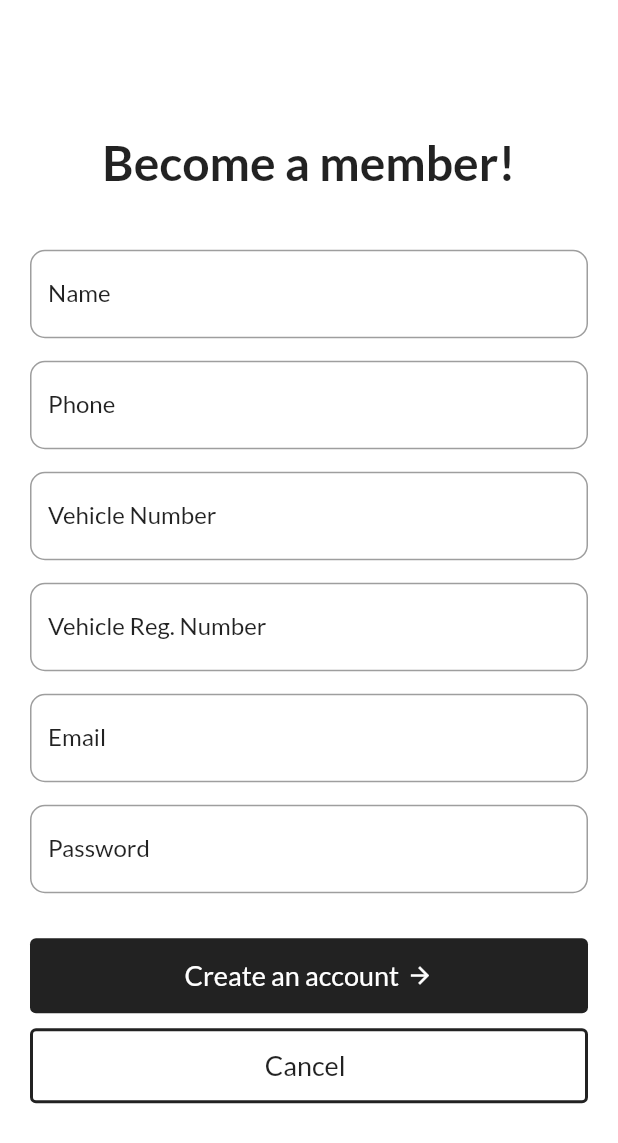
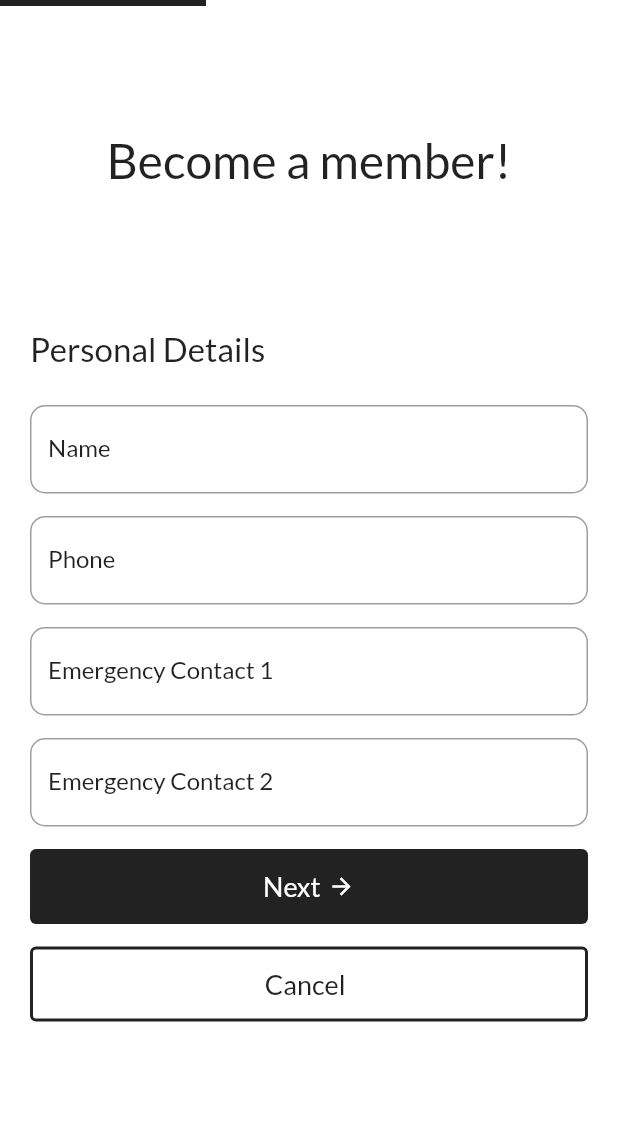
Before and after one commit to paritosh-jha/ssm-hex-view-app, a Flutter app: the SignUpScreen screen opened directly, on a phone screen of 412 x 824 dp. Shown: the top 1143 px of the screen. Run offline on Flutter 3.47's test engine with Material 2 defaults, Android fonts, the phone set to English and light mode, and no system bars; our stand-ins replace cloud_firestore, firebase_auth, firebase_core, firebase_database, firebase_messaging, font_awesome_flutter and 2 more; missing offline and left inert: maps_launcher; accounts and stored records are empty.

Commit message:
Refactored and redesigned SignUp Process

```diff
--- a/lib/screens/auth/sign_up_screen.dart
+++ b/lib/screens/auth/sign_up_screen.dart
@@ -1,7 +1,9 @@
 import 'package:firebase_auth/firebase_auth.dart';
 import 'package:flutter/material.dart';
 import 'package:hex_view/firebase/auth_methods.dart';
-import 'package:hex_view/screens/auth/widgets/signup_form.dart';
+import 'package:hex_view/screens/auth/widgets/personal_details_form.dart';
+import 'package:hex_view/screens/auth/widgets/signup_credentials_form.dart';
+import 'package:hex_view/screens/auth/widgets/vehicle_details_form.dart';
 
 final _firebase = FirebaseAuth.instance;
 
@@ -15,7 +17,18 @@ class SignUpScreen extends StatefulWidget {
 class _SignUpScreenState extends State<SignUpScreen> {
   // ignore: unused_field
   bool _loading = false;
+  String enteredName = '';
+  String enteredPhone = '';
+  String enteredVehicleNum = '';
+  String enteredVehicleRegNum = '';
+  String enteredEmergencyContact1 = '';
+  String enteredEmergencyContact2 = '';
+  String enteredEmail = '';
+  String enteredPassword = '';
   late UserCredential userCredentials;
+
+  int _currentPage = 0;
+  final PageController _pageController = PageController();
 
   void _signUpHandler(
     String name,
@@ -45,20 +58,91 @@ class _SignUpScreenState extends State<SignUpScreen> {
     setState(() {
       _loading = false;
     });
-    print(res);
+    // print(res);
+  }
+
+  getPersonalDetails({
+    required String name,
+    required String phone,
+    required String emergencyContact1,
+    required String emergencyContact2,
+  }) {
+    enteredName = name;
+    enteredPhone = phone;
+    enteredEmergencyContact1 = enteredEmergencyContact1;
+    enteredEmergencyContact2 = enteredEmergencyContact2;
+  }
+
+  getVehicleDetails({required String vehicleNum}) {
+    //will replace single vehicle_num with list of vehicle numbers
+    enteredVehicleNum = vehicleNum;
+  }
+
+  getSignUpCredentials({
+    required String email,
+    required String password,
+  }) {
+    enteredEmail = email;
+    enteredPassword = password;
+  }
+
+  @override
+  void dispose() {
+    // TODO: implement dispose
+    super.dispose();
+    _pageController.dispose();
   }
 
   @override
   Widget build(BuildContext context) {
     return Scaffold(
       body: SafeArea(
-        child: Center(
-          child: SingleChildScrollView(
-            padding: const EdgeInsets.symmetric(horizontal: 20),
-            child: SignUpForm(
-              signUpHandler: _signUpHandler,
+        child: Column(
+          mainAxisAlignment: MainAxisAlignment.center,
+          children: [
+            LinearProgressIndicator(
+              backgroundColor: Colors.transparent,
+              value: (_currentPage + 1) / 3,
+              color: Colors.black87,
             ),
-          ),
+            const Expanded(
+              flex: 2,
+              child: Center(
+                child: Text(
+                  'Become a member!',
+                  style: TextStyle(
+                    fontSize: 32,
+                  ),
+                ),
+              ),
+            ),
+            Expanded(
+              flex: 6,
+              child: PageView(
+                onPageChanged: (index) {
+                  setState(() {
+                    _currentPage = index;
+                  });
+                },
+                controller: _pageController,
+                // physics: const NeverScrollableScrollPhysics(),
+                children: [
+                  PersonalDetailsForm(
+                    pageController: _pageController,
+                    getPersonalDetails: getPersonalDetails,
+                  ),
+                  VehicleDetailsForm(
+                    pageController: _pageController,
+                    getVehicleDetails: getVehicleDetails,
+                  ),
+                  SignUpCredentialsForm(
+                    pageController: _pageController,
+                    getSignUpCredentials: getSignUpCredentials,
+                  ),
+                ],
+              ),
+            ),
+          ],
         ),
       ),
     );
--- /dev/null
+++ b/lib/screens/auth/widgets/personal_details_form.dart
@@ -0,0 +1,174 @@
+import 'package:flutter/material.dart';
+import 'package:hex_view/shared/widgets/custom_button.dart';
+
+class PersonalDetailsForm extends StatefulWidget {
+  final Function({
+    required String name,
+    required String phone,
+    required String emergencyContact1,
+    required String emergencyContact2,
+  }) getPersonalDetails;
+  final PageController pageController;
+  const PersonalDetailsForm(
+      {super.key,
+      required this.pageController,
+      required this.getPersonalDetails});
+
+  @override
+  State<PersonalDetailsForm> createState() => _PersonalDetailsFormState();
+}
+
+class _PersonalDetailsFormState extends State<PersonalDetailsForm> {
+  final _formKey = GlobalKey<FormState>();
+  String enteredName = '';
+  String enteredPhone = '';
+  String enteredEmergencyContact1 = '';
+  String enteredEmergencyContact2 = '';
+
+  _onSubmit() {
+    final isValid = _formKey.currentState!.validate();
+
+    if (!isValid) {
+      return null;
+    }
+    _formKey.currentState!.save();
+
+    widget.pageController.nextPage(
+      duration: const Duration(milliseconds: 600),
+      curve: Curves.easeInOut,
+    );
+
+    widget.getPersonalDetails(
+      name: enteredName,
+      phone: enteredPhone,
+      emergencyContact1: enteredEmergencyContact1,
+      emergencyContact2: enteredEmergencyContact1,
+    );
+  }
+
+  @override
+  Widget build(BuildContext context) {
+    return Padding(
+      padding: const EdgeInsets.symmetric(horizontal: 20, vertical: 10),
+      child: SingleChildScrollView(
+        child: Form(
+          key: _formKey,
+          child: Column(
+            mainAxisAlignment: MainAxisAlignment.end,
+            children: [
+              const SizedBox(
+                width: double.infinity,
+                child: Text(
+                  "Personal Details",
+                  style: TextStyle(fontSize: 22),
+                  textAlign: TextAlign.start,
+                ),
+              ),
+              const SizedBox(
+                height: 25,
+              ),
+              TextFormField(
+                decoration: const InputDecoration(
+                  label: Text('Name'),
+                  hintText: 'Enter your name',
+                ),
+                validator: (value) {
+                  if (value == null || value.trim().isEmpty) {
+                    return 'Please enter a valid name';
+                  }
+                  return null;
+                },
+                onSaved: (value) {
+                  enteredName = value!;
+                },
+              ),
+              const SizedBox(
+                height: 15,
+              ),
+              TextFormField(
+                decoration: const InputDecoration(
+                  label: Text('Phone'),
+                  hintText: 'Enter your phone number',
+                ),
+                validator: (value) {
+                  if (value == null ||
+                      value.trim().isEmpty ||
+                      value.length < 10 ||
+                      value.length > 10) {
+                    return 'Please enter a valid number';
+                  }
+                  return null;
+                },
+                onSaved: (value) {
+                  enteredPhone = value!;
+                },
+              ),
+              const SizedBox(
+                height: 15,
+              ),
+              TextFormField(
+                decoration: const InputDecoration(
+                  labelText: 'Emergency Contact 1',
+                ),
+                autocorrect: false,
+                validator: (value) {
+                  if (value == null ||
+                      value.trim().isEmpty ||
+                      value.length < 10 ||
+                      value.length > 10) {
+                    return 'Please enter a valid number';
+                  }
+                  return null;
+                },
+                onSaved: (value) {
+                  enteredEmergencyContact1 = value!;
+                },
+              ),
+              const SizedBox(
+                height: 15,
+              ),
+              TextFormField(
+                decoration: const InputDecoration(
+                  labelText: 'Emergency Contact 2',
+                ),
+                autocorrect: false,
+                validator: (value) {
+                  if (value == null ||
+                      value.trim().isEmpty ||
+                      value.length < 10 ||
+                      value.length > 10) {
+                    return 'Please enter a valid number';
+                  }
+                  return null;
+                },
+                onSaved: (value) {
+                  enteredEmergencyContact2 = value!;
+                },
+              ),
+              const SizedBox(
+                height: 15,
+              ),
+              CustomTextIconButton(
+                label: 'Next',
+                icon: const Icon(Icons.arrow_forward_outlined),
+                onpressed: _onSubmit,
+                outlined: false,
+                iconColor: Colors.white,
+              ),
+              const SizedBox(
+                height: 15,
+              ),
+              CustomOutlinedTextButton(
+                label: 'Cancel',
+                onpressed: () {
+                  Navigator.pop(context);
+                },
+                outlined: true,
+              ),
+            ],
+          ),
+        ),
+      ),
+    );
+  }
+}
--- a/lib/screens/auth/widgets/signup_form.dart
+++ /dev/null
@@ -1,202 +0,0 @@
-import 'package:flutter/material.dart';
-import 'package:hex_view/shared/widgets/custom_button.dart';
-
-class SignUpForm extends StatefulWidget {
-  const SignUpForm({
-    super.key,
-    required this.signUpHandler,
-  });
-  final Function(String, String, String, String, String, String, String, String)
-      signUpHandler;
-
-  @override
-  State<SignUpForm> createState() => _SignUpFormState();
-}
-
-class _SignUpFormState extends State<SignUpForm> {
-  String enteredName = '';
-  String enteredPhone = '';
-  String enteredVehicleNum = '';
-  String enteredVehicleRegNum = '';
-  String enteredEmergencyContact1 = '';
-  String enteredEmergencyContact2 = '';
-  String enteredEmail = '';
-  String enteredPassword = '';
-
-  final _formKey = GlobalKey<FormState>();
-
-  _onSubmit() async {
-    final isValid = _formKey.currentState!.validate();
-
-    if (!isValid) {
-      return null;
-    }
-    _formKey.currentState!.save();
-
-    widget.signUpHandler(
-      enteredName,
-      enteredPhone,
-      enteredEmail,
-      enteredPassword,
-      enteredVehicleNum,
-      enteredVehicleRegNum,
-      enteredEmergencyContact1,
-      enteredEmergencyContact2,
-    );
-  }
-
-  @override
-  Widget build(BuildContext context) {
-    return Column(
-      children: [
-        const Text(
-          'Become a member!',
-          style: TextStyle(
-            fontSize: 32,
-            fontWeight: FontWeight.bold,
-          ),
-        ),
-        const SizedBox(
-          height: 40,
-        ),
-        Form(
-          key: _formKey,
-          child: Column(
-            children: [
-              TextFormField(
-                decoration: const InputDecoration(
-                  label: Text('Name'),
-                  hintText: 'Enter your name',
-                ),
-                validator: (value) {
-                  if (value == null || value.trim().isEmpty) {
-                    return 'Please enter a valid name';
-                  }
-                  return null;
-                },
-                onSaved: (value) {
-                  enteredName = value!;
-                },
-              ),
-              const SizedBox(
-                height: 15,
-              ),
-              TextFormField(
-                decoration: const InputDecoration(
-                  label: Text('Phone'),
-                  hintText: 'Enter your phone number',
-                ),
-                validator: (value) {
-                  if (value == null ||
-                      value.trim().isEmpty ||
-                      value.length < 10 ||
-                      value.length > 10) {
-                    return 'Please enter a valid number';
-                  }
-                  return null;
-                },
-                onSaved: (value) {
-                  enteredPhone = value!;
-                },
-              ),
-              const SizedBox(
-                height: 15,
-              ),
-              TextFormField(
-                decoration: const InputDecoration(
-                  label: Text('Vehicle Number'),
-                  hintText: 'Enter your vechicle num',
-                ),
-                validator: (value) {
-                  if (value == null || value.trim().isEmpty) {
-                    return 'Please enter a valid vehicle number';
-                  }
-                  return null;
-                },
-                onSaved: (value) {
-                  enteredEmail = value!;
-                },
-              ),
-              const SizedBox(
-                height: 15,
-              ),
-              TextFormField(
-                decoration: const InputDecoration(
-                  label: Text('Vehicle Reg. Number'),
-                  hintText: 'Enter your vehicle\'s registration number',
-                ),
-                validator: (value) {
-                  if (value == null || value.trim().isEmpty) {
-                    return 'Please enter a valid reg. number';
-                  }
-                  return null;
-                },
-                onSaved: (value) {
-                  enteredVehicleRegNum = value!;
-                },
-              ),
-              const SizedBox(
-                height: 15,
-              ),
-              TextFormField(
-                decoration: const InputDecoration(
-                  label: Text('Email'),
-                  hintText: 'Enter your email',
-                ),
-                validator: (value) {
-                  if (value == null ||
-                      value.trim().isEmpty ||
-                      !value.contains('@')) {
-                    return 'Please enter a valid email address';
-                  }
-                  return null;
-                },
-                onSaved: (value) {
-                  enteredEmail = value!;
-                },
-              ),
-              const SizedBox(
-                height: 15,
-              ),
-              TextFormField(
-                decoration: const InputDecoration(
-                  label: Text('Password'),
-                  hintText: 'Enter your password',
-                ),
-                validator: (value) {
-                  if (value == null || value.trim().isEmpty) {
-                    return 'Please enter a valid password';
-                  }
-                  return null;
-                },
-                onSaved: (value) {
-                  enteredPassword = value!;
-                },
-              ),
-              const SizedBox(
-                height: 30,
-              ),
-              CustomTextIconButton(
-                label: 'Create an account',
-                icon: const Icon(Icons.arrow_forward_outlined),
-                onpressed: _onSubmit,
-                outlined: false,
-                iconColor: Colors.white,
-              ),
-              const SizedBox(
-                height: 10,
-              ),
-              CustomOutlinedTextButton(
-                label: 'Cancel',
-                onpressed: () {
-                  Navigator.pop(context);
-                },
-                outlined: true,
-              ),
-            ],
-          ),
-        ),
-      ],
-    );
-  }
-}
```
Also changed, not shown: lib/screens/auth/widgets/signup_credentials_form.dart (added, +126 -0 lines), lib/screens/auth/widgets/vehicle_details_form.dart (added, +105 -0 lines).
